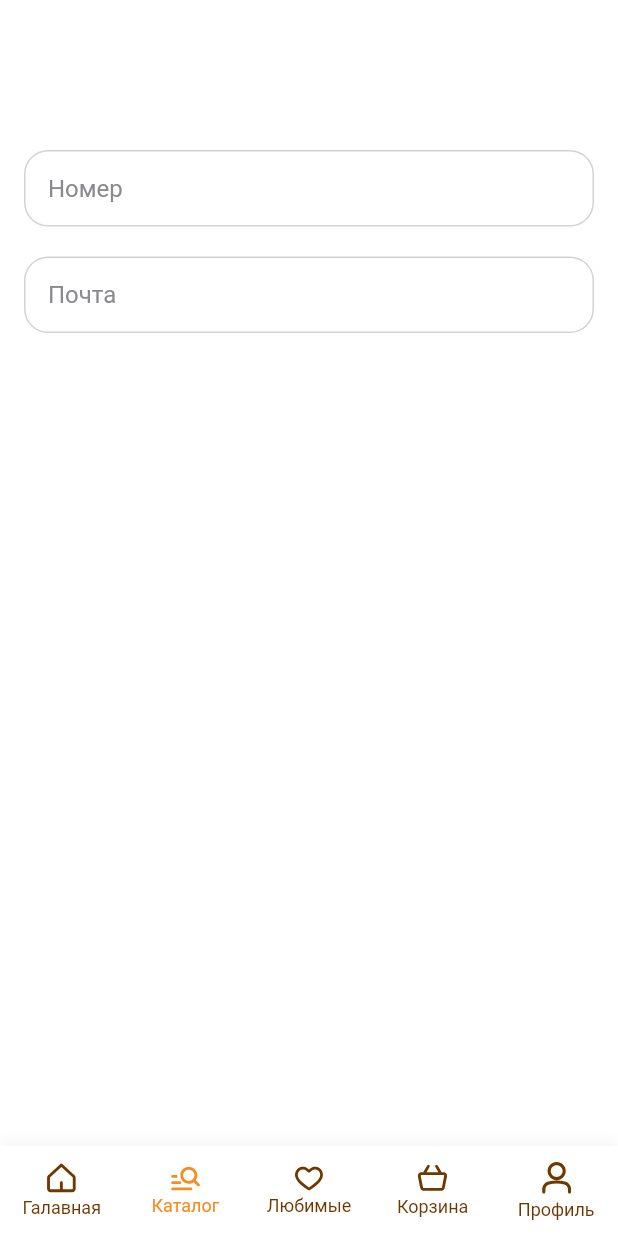
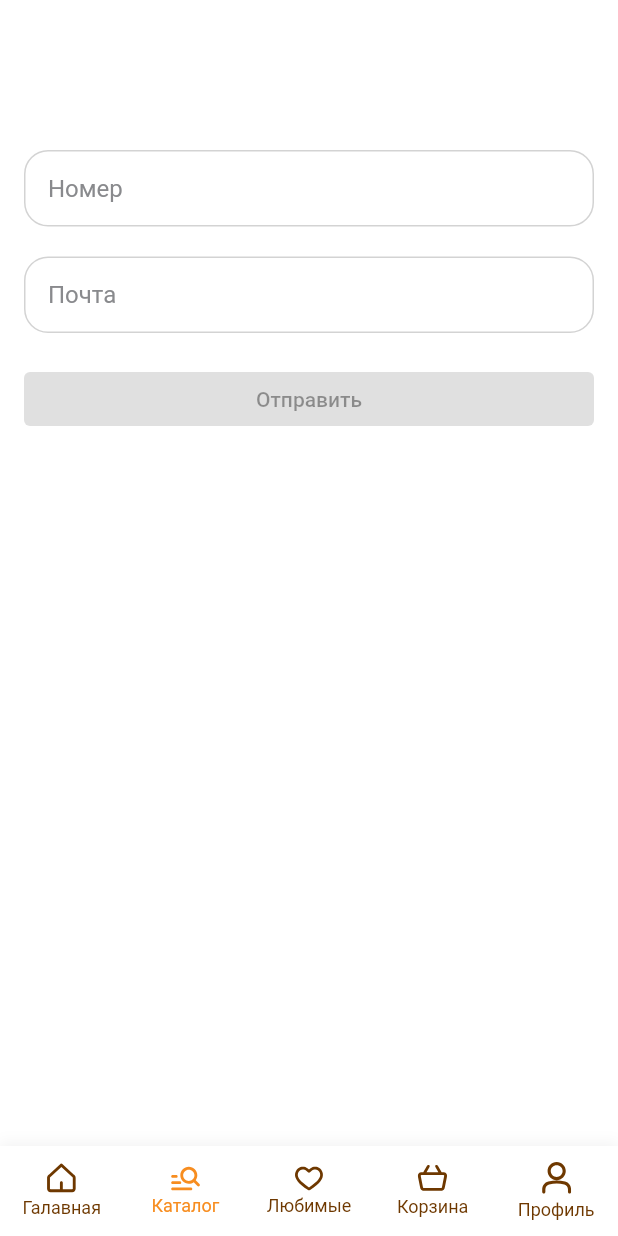
Before and after one commit to ArrGagiev/bread, a Flutter app: the screen it shows after launch, item 2 of the bottom bar chosen, on a phone screen of 412 x 824 dp. Run offline on Flutter 3.47's test engine with Material 3 defaults, Android fonts, the phone set to English and light mode, and no system bars; drawn by our look-alikes of persistent_bottom_nav_bar_v2; our stand-ins replace badges, dotted_border, flutter_svg; project files that could hold a hidden picture were left out.

Commit message:
работа над TextForm's приложения #3

```diff
--- a/lib/core/widgets/text_form/text_form_field.dart
+++ b/lib/core/widgets/text_form/text_form_field.dart
@@ -9,26 +9,30 @@ enum ValidationType {
   min3Chars,
 }
 
-class AppTextField extends StatefulWidget {
-  const AppTextField({
+class AppTextForm extends StatefulWidget {
+  const AppTextForm({
     super.key,
     this.type,
+    this.maxLines,
     required this.labelText,
-    this.maxLines,
+    required this.controller,
+    this.onValidation,
   });
 
   final ValidationType? type;
+  final int? maxLines;
   final String labelText;
-  final int? maxLines;
+  final TextEditingController controller;
+  final bool Function(bool isValid)? onValidation;
 
   @override
-  State<AppTextField> createState() => _AppTextFieldState();
+  State<AppTextForm> createState() => _AppTextFormState();
 }
 
-class _AppTextFieldState extends State<AppTextField> {
+class _AppTextFormState extends State<AppTextForm> {
   final _formKey = GlobalKey<FormState>();
-  final _controller = TextEditingController();
-  bool _showErrorIcon = false; // Флаг для отображения иконки ошибки
+  bool _showErrorIcon = false; //для отображения иконки ошибки
+  bool _isValid = false; //для отображения валидации
 
   void _onSubmit() {
     _formKey.currentState!.validate();
@@ -36,7 +40,7 @@ class _AppTextFieldState extends State<AppTextField> {
 
   @override
   void dispose() {
-    _controller.dispose();
+    widget.controller.dispose();
     super.dispose();
   }
 
@@ -46,6 +50,8 @@ class _AppTextFieldState extends State<AppTextField> {
         case ValidationType.number:
           if (!RegExp(r"^\+?\d{10,13}$").hasMatch(value)) {
             _showErrorIcon = true;
+            _isValid = false;
+            widget.onValidation!(_isValid); //!
             return 'Некорректный номер телефона';
           }
           break;
@@ -54,21 +60,27 @@ class _AppTextFieldState extends State<AppTextField> {
                   r"^[a-zA-Z0-9.a-zA-Z0-9.!#$%&'*+/=?^_`{|}~-]+@[a-zA-Z0-9-]+(?:\.[a-zA-Z0-9-]+)*$")
               .hasMatch(value)) {
             _showErrorIcon = true;
+            _isValid = false;
+            widget.onValidation!(_isValid); //!
             return 'Некорректный email';
           }
           break;
         case ValidationType.min3Chars:
           if (value.length < 3) {
             _showErrorIcon = true;
+            _isValid = false;
+            widget.onValidation!(_isValid); //!
             return 'Введите не менее 3 символов';
           }
           break;
         default:
-          _showErrorIcon = false; // Сбросить флаг ошибки
+          // _showErrorIcon = false; // Сбросить флаг ошибки
+          // // widget.onValidation!(_showErrorIcon); // Вызов коллбека
           return null;
       }
     }
     _showErrorIcon = false; // Сбросить флаг ошибки
+    widget.onValidation!(_isValid = true); //!
     return null;
   }
 
@@ -77,7 +89,7 @@ class _AppTextFieldState extends State<AppTextField> {
     return Form(
       key: _formKey,
       child: TextFormField(
-        controller: _controller,
+        controller: widget.controller,
         maxLines: widget.maxLines,
 
         onTapOutside: (PointerDownEvent event) {
--- a/lib/features/pages/catalog/catalog_page.dart
+++ b/lib/features/pages/catalog/catalog_page.dart
@@ -1,31 +1,71 @@
+import 'dart:developer';
+
 import 'package:bread/core/widgets/text_form/text_form_field.dart';
 import 'package:flutter/material.dart';
 
-class CatalogPage extends StatelessWidget {
+class CatalogPage extends StatefulWidget {
   const CatalogPage({super.key});
 
   @override
+  State<CatalogPage> createState() => _CatalogPageState();
+}
+
+class _CatalogPageState extends State<CatalogPage> {
+  TextEditingController controllerNumber = TextEditingController();
+  TextEditingController controllerEmail = TextEditingController();
+  bool isValidNumber = false;
+  bool isValidEmail = false;
+
+  bool _onValidationNumber(bool isValid) {
+    setState(() {
+      isValidNumber = isValid;
+    });
+    return isValidNumber;
+  }
+
+  bool _onValidationEmail(bool isValid) {
+    setState(() {
+      isValidEmail = isValid;
+    });
+    return isValidEmail;
+  }
+
+  @override
   Widget build(BuildContext context) {
-    return const Scaffold(
+    return Scaffold(
       body: CustomScrollView(
         slivers: [
-          SliverToBoxAdapter(child: SizedBox(height: 100)),
+          const SliverToBoxAdapter(child: SizedBox(height: 100)),
           SliverToBoxAdapter(
             child: Padding(
-              padding: EdgeInsets.symmetric(horizontal: 16),
-              child: AppTextField(
+              padding: const EdgeInsets.symmetric(horizontal: 16),
+              child: AppTextForm(
+                controller: controllerNumber,
                 type: ValidationType.number,
                 labelText: 'Номер',
+                onValidation: _onValidationNumber,
               ),
             ),
           ),
-          SliverToBoxAdapter(child: SizedBox(height: 20)),
+          const SliverToBoxAdapter(child: SizedBox(height: 20)),
           SliverToBoxAdapter(
             child: Padding(
-              padding: EdgeInsets.symmetric(horizontal: 16),
-              child: AppTextField(
+              padding: const EdgeInsets.symmetric(horizontal: 16),
+              child: AppTextForm(
+                controller: controllerEmail,
                 type: ValidationType.email,
                 labelText: 'Почта',
+                onValidation: _onValidationEmail,
+              ),
+            ),
+          ),
+          const SliverToBoxAdapter(child: SizedBox(height: 20)),
+          SliverToBoxAdapter(
+            child: Padding(
+              padding: const EdgeInsets.symmetric(horizontal: 16),
+              child: ElevatedButton(
+                onPressed: isValidNumber && isValidEmail ? () => log('Отправилось') : null,
+                child: const Text('Отправить'),
               ),
             ),
           ),
```
